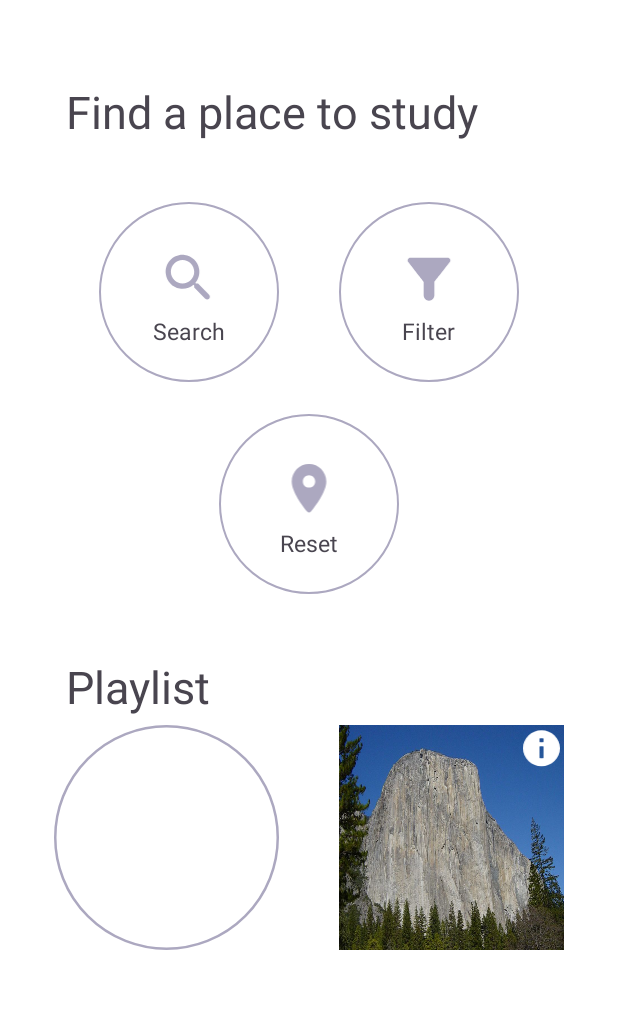
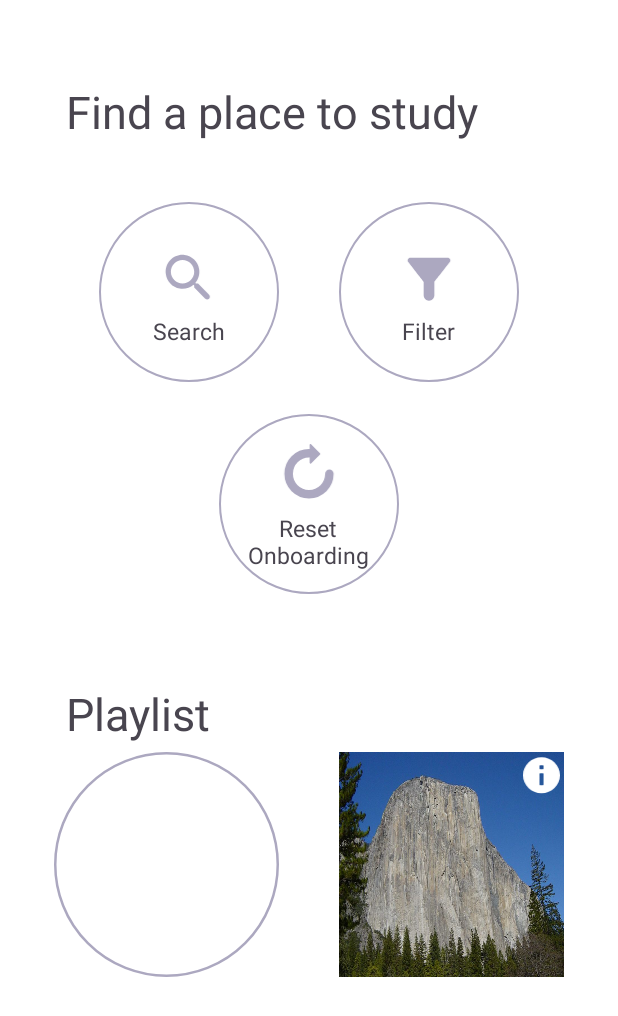
Before and after one commit to psavla2/StudyBuddy, an Android app: the HomePage screen opened directly, with no data from a screen before it, on a phone screen of 412 x 824 dp. Shown: the top 1016 px of the screen. Run offline under Robolectric (Android 15) with nearby library versions, the phone set to English and light mode, and no system bars; plain views replace EasyFlipView.

Commit message:
Hompage reset button changes

```diff
--- /dev/null
+++ b/app/src/main/res/drawable/ic_reset.xml
@@ -0,0 +1,16 @@
+<vector xmlns:android="http://schemas.android.com/apk/res/android"
+    android:width="64dp"
+    android:height="80dp"
+    android:viewportWidth="64"
+    android:viewportHeight="80">
+  <path
+      android:pathData="M56,35c0,13.3 -10.7,24 -24,24S8,48.3 8,35s10.7,-24 24,-24"
+      android:strokeLineJoin="round"
+      android:strokeWidth="10"
+      android:fillColor="#00000000"
+      android:strokeColor="#ACA8C0"
+      android:strokeLineCap="round"/>
+  <path
+      android:fillColor="#ACA8C0"
+      android:pathData="M44.9,10.9L34.4,0.3c-0.6,-0.6 -1.7,-0.2 -1.7,0.7v21.2c0,0.9 1.1,1.3 1.7,0.7L45,12.3C45.3,11.9 45.3,11.3 44.9,10.9z"/>
+</vector>
--- a/app/src/main/res/layout/activity_home_page2.xml
+++ b/app/src/main/res/layout/activity_home_page2.xml
@@ -127,8 +127,8 @@
                     <ImageView
                         android:layout_width="45dp"
                         android:layout_height="45dp"
-                        android:src="@drawable/loc"
-                        android:layout_marginTop="-90dp"
+                        android:src="@drawable/ic_reset"
+                        android:layout_marginTop="-100dp"
                         >
                     </ImageView>
 
@@ -137,7 +137,8 @@
                         android:layout_marginTop="0dp"
                         android:layout_width="wrap_content"
                         android:layout_height="wrap_content"
-                        android:text="Reset"
+                        android:text="Reset\nOnboarding"
+                        android:textAlignment="center"
                         android:textSize="15dp"
                         ></TextView>
                 </LinearLayout>
```
